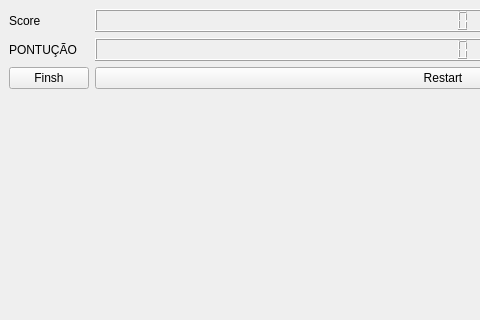
The window that mainwindow.ui (jonah-code/TempoDeRea-aoSTR) describes before a commit, drawn with Qt 5; both pictures show x 0 to 480 and y 0 to 320 of the 800 by 600 pixel window.
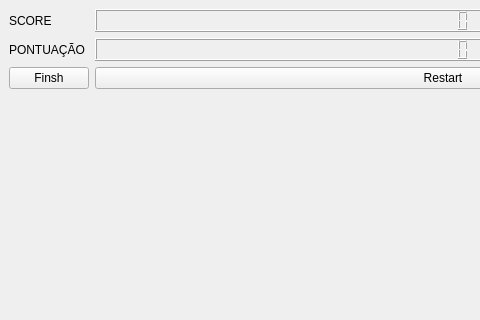
The same window after the commit.

Commit message: Corecao do score

```diff
--- a/mainwindow.ui
+++ b/mainwindow.ui
@@ -21,7 +21,7 @@
     <item row="0" column="0">
      <widget class="QLabel" name="txt">
       <property name="text">
-       <string>Score</string>
+       <string>SCORE</string>
       </property>
       <property name="textFormat">
        <enum>Qt::AutoText</enum>
@@ -44,7 +44,7 @@
     <item row="1" column="0">
      <widget class="QLabel" name="label_2">
       <property name="text">
-       <string>PONTUÇÃO</string>
+       <string>PONTUAÇÃO</string>
       </property>
       <property name="textFormat">
        <enum>Qt::AutoText</enum>
```
The commit also changes 1 other file.
